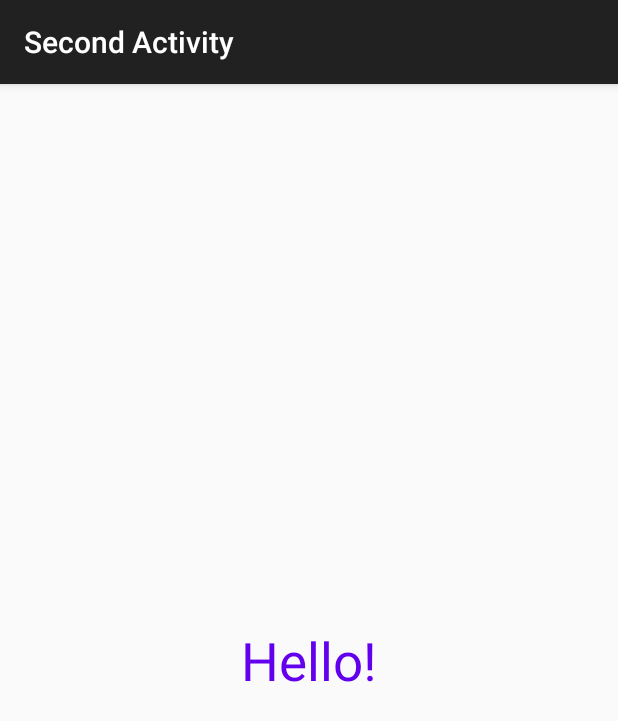
After one commit to Leonooore/Re-learn, an Android app: the SecondActivity screen opened directly, with no data from a screen before it, on a phone screen of 412 x 824 dp. The commit adds this screen. Shown: the top 721 px of the screen. Run offline under Robolectric (Android 15) with nearby library versions, the phone set to English and light mode, and no system bars.

Commit message:
[add] second activity

```diff
--- /dev/null
+++ b/app/src/main/java/com/leonooore/loginapp/SecondActivity.java
@@ -0,0 +1,25 @@
+package com.leonooore.loginapp;
+
+import android.os.Bundle;
+import android.widget.Toast;
+
+import androidx.appcompat.app.AppCompatActivity;
+
+public class SecondActivity extends AppCompatActivity {
+
+    private String val;
+
+    @Override
+    protected void onCreate(Bundle savedInstanceState) {
+        super.onCreate(savedInstanceState);
+        setContentView(R.layout.second_activity);
+
+        val = getIntent().getStringExtra("USER_NAME");
+    }
+
+    @Override
+    protected void onResume() {
+        super.onResume();
+        Toast.makeText(this, "Hello" + " " + val + "!", Toast.LENGTH_SHORT).show();
+    }
+}
--- /dev/null
+++ b/app/src/main/res/layout/second_activity.xml
@@ -0,0 +1,20 @@
+<?xml version="1.0" encoding="utf-8"?>
+<androidx.constraintlayout.widget.ConstraintLayout xmlns:android="http://schemas.android.com/apk/res/android"
+    android:layout_width="match_parent"
+    android:layout_height="match_parent"
+    xmlns:app="http://schemas.android.com/apk/res-auto">
+
+    <TextView
+        android:id="@+id/viewTextHello"
+        android:layout_width="match_parent"
+        android:layout_height="wrap_content"
+        android:text="@string/hello"
+        android:textSize="@dimen/default_text_size"
+        android:textColor="@color/purple_500"
+        android:gravity="center"
+        app:layout_constraintTop_toTopOf="parent"
+        app:layout_constraintBottom_toBottomOf="parent"
+        app:layout_constraintLeft_toLeftOf="parent"
+        app:layout_constraintRight_toRightOf="parent"/>
+
+</androidx.constraintlayout.widget.ConstraintLayout>
--- a/app/src/main/res/values/strings.xml
+++ b/app/src/main/res/values/strings.xml
@@ -4,9 +4,10 @@
     <string name="user">User</string>
     <string name="password">Password</string>
     <string name="login">LOGIN</string>
-    <string name="incorrect_password">Incorrect password</string>
     <string name="or_sign_in_with">or sign in with</string>
     <string name="content_facebook_icon">Facebook icon</string>
     <string name="content_google_icon">Google icon</string>
     <string name="content_twitter_icon">Twitter icon</string>
+    <string name="hello">Hello!</string>
+    <string name="second_activity_label">Second Activity</string>
 </resources>
```
Also changed, not shown: app/src/main/AndroidManifest.xml (+7 -0 lines), app/src/main/java/com/leonooore/loginapp/MainActivity.java (+15 -9 lines), app/src/main/res/layout/activity_main.xml (+0 -12 lines).
